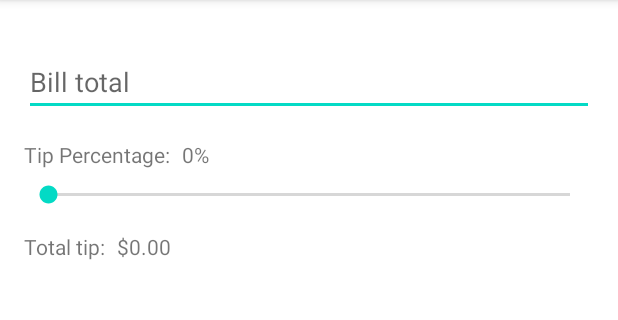
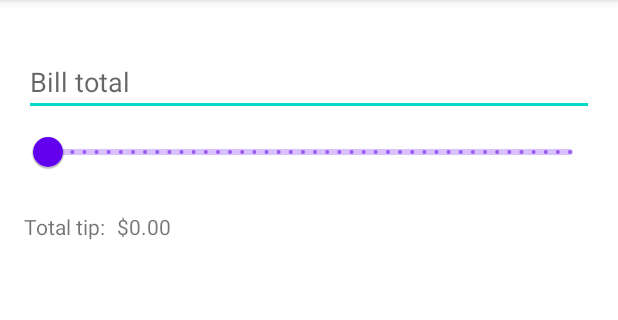
Before and after one commit to jean-t86/tip-calculator, an Android app: the screen it shows after launch (MainActivity), on a phone screen of 412 x 824 dp, the part 84-404 px from its top. Run offline under Robolectric (Android 15) with nearby library versions, the phone set to English and light mode, and no system bars.

Commit message:
Refactor SeekBar to be replaced by Slider. Fix #17

```diff
--- a/app/src/main/java/au/com/example/tipcalculator/MainActivity.kt
+++ b/app/src/main/java/au/com/example/tipcalculator/MainActivity.kt
@@ -1,13 +1,12 @@
 package au.com.example.tipcalculator
 
 import android.os.Bundle
-import android.widget.SeekBar
 import androidx.appcompat.app.AppCompatActivity
 import androidx.core.widget.doAfterTextChanged
 import androidx.lifecycle.ViewModelProvider
 import au.com.example.tipcalculator.databinding.ActivityMainBinding
 
-class   MainActivity : AppCompatActivity() {
+class MainActivity : AppCompatActivity() {
     private lateinit var binding: ActivityMainBinding
 
     private lateinit var viewModel: MainViewModel
@@ -22,19 +21,9 @@ class   MainActivity : AppCompatActivity() {
             viewModel.onTotalChanged(text.toString())
         }
 
-        binding.sbTipPercentage.setOnSeekBarChangeListener(object : SeekBar.OnSeekBarChangeListener {
-            override fun onProgressChanged(seekBar: SeekBar?, progress: Int, fromUser: Boolean) {
-                viewModel.onTipPercentageChanged(progress)
-            }
-
-            override fun onStartTrackingTouch(seekBar: SeekBar?) {}
-
-            override fun onStopTrackingTouch(seekBar: SeekBar?) {}
-        })
-
-        viewModel.percentageTipValue.observe(this, { percentageTipValue ->
-            binding.tvTipPercentageValue.text = percentageTipValue
-        })
+        binding.slTipPercentage.addOnChangeListener { _, value, _ ->
+            viewModel.onTipPercentageChanged(value)
+        }
 
         viewModel.tipValue.observe(this, { tipValue ->
             binding.tvCalculatedTip.text = tipValue
--- a/app/src/main/java/au/com/example/tipcalculator/MainViewModel.kt
+++ b/app/src/main/java/au/com/example/tipcalculator/MainViewModel.kt
@@ -6,16 +6,12 @@ import androidx.lifecycle.ViewModel
 
 class MainViewModel : ViewModel() {
 
-    private val _percentageTipValue: MutableLiveData<String> = MutableLiveData("0%")
-    val percentageTipValue: LiveData<String>
-        get() = _percentageTipValue
-
     private val _tipValue: MutableLiveData<String> = MutableLiveData("$0.00")
     val tipValue: LiveData<String>
         get() = _tipValue
 
     private var billTotal: Double = 0.0
-    private var percentageTip = 0
+    private var percentageTip = 0f
 
     fun onTotalChanged(billTotalStr: String) {
         billTotal = if (billTotalStr.isEmpty()) {
@@ -26,9 +22,8 @@ class MainViewModel : ViewModel() {
         calculateTip()
     }
 
-    fun onTipPercentageChanged(percentageTip: Int) {
+    fun onTipPercentageChanged(percentageTip: Float) {
         this.percentageTip = percentageTip
-        _percentageTipValue.value = "$percentageTip%"
         calculateTip()
     }
 
--- a/app/src/main/res/layout/activity_main.xml
+++ b/app/src/main/res/layout/activity_main.xml
@@ -19,34 +19,17 @@
         app:layout_constraintStart_toStartOf="parent"
         app:layout_constraintTop_toTopOf="parent" />
 
-    <TextView
-        android:id="@+id/tvTipPercentage"
-        android:layout_width="wrap_content"
+
+    <com.google.android.material.slider.Slider
+        android:id="@+id/slTipPercentage"
+        android:layout_width="match_parent"
         android:layout_height="wrap_content"
-        android:layout_marginTop="@dimen/standard_padding_margin"
-        android:text="@string/tip_percentage"
+        android:stepSize="1"
+        android:valueFrom="1"
+        android:valueTo="100"
+        app:layout_constraintEnd_toEndOf="parent"
         app:layout_constraintStart_toStartOf="parent"
         app:layout_constraintTop_toBottomOf="@id/etTotal" />
-
-    <TextView
-        android:id="@+id/tvTipPercentageValue"
-        android:layout_width="wrap_content"
-        android:layout_height="wrap_content"
-        android:layout_marginStart="@dimen/half_standard_padding_margin"
-        android:layout_marginEnd="@dimen/half_standard_padding_margin"
-        android:hint="@string/tip_percentage_hint"
-        app:layout_constraintStart_toEndOf="@id/tvTipPercentage"
-        app:layout_constraintTop_toTopOf="@id/tvTipPercentage" />
-
-    <SeekBar
-        android:id="@+id/sbTipPercentage"
-        android:layout_width="0dp"
-        android:layout_height="wrap_content"
-        android:layout_marginTop="@dimen/half_standard_padding_margin"
-        android:max="100"
-        app:layout_constraintEnd_toEndOf="parent"
-        app:layout_constraintStart_toStartOf="parent"
-        app:layout_constraintTop_toBottomOf="@id/tvTipPercentage" />
 
     <TextView
         android:id="@+id/tvTotalTip"
@@ -55,7 +38,7 @@
         android:layout_marginTop="@dimen/standard_padding_margin"
         android:text="@string/tip_total"
         app:layout_constraintStart_toStartOf="parent"
-        app:layout_constraintTop_toBottomOf="@id/sbTipPercentage" />
+        app:layout_constraintTop_toBottomOf="@id/slTipPercentage" />
 
     <TextView
         android:id="@+id/tvCalculatedTip"
```
